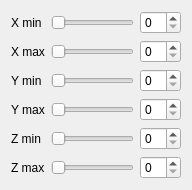
open-vv/vv, file vv/qt_ui/vvToolCrop.ui: the form before one commit.
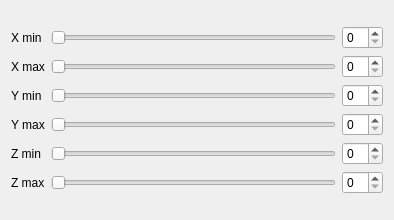
The form after the commit.

The edit to the form file:
```diff
--- a/vv/qt_ui/vvToolCrop.ui
+++ b/vv/qt_ui/vvToolCrop.ui
@@ -6,8 +6,8 @@
    <rect>
     <x>0</x>
     <y>0</y>
-    <width>192</width>
-    <height>169</height>
+    <width>394</width>
+    <height>220</height>
    </rect>
   </property>
   <property name="windowTitle">
```
Left out of the diff: 195 changed lines with no effect on the pictures.
